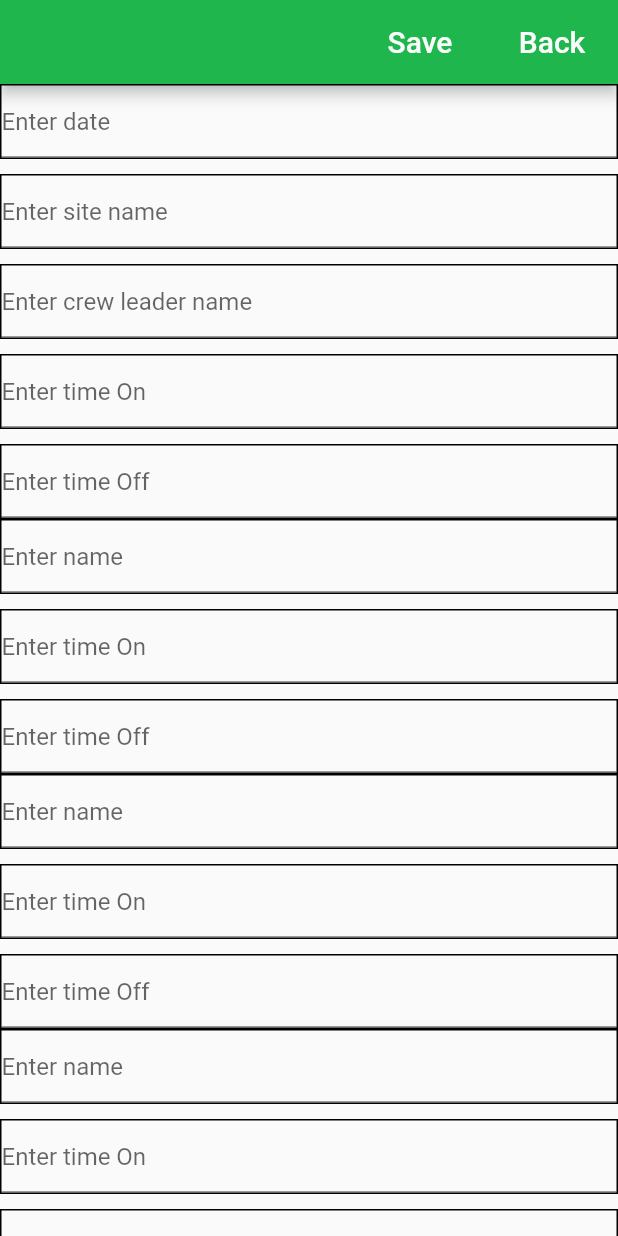
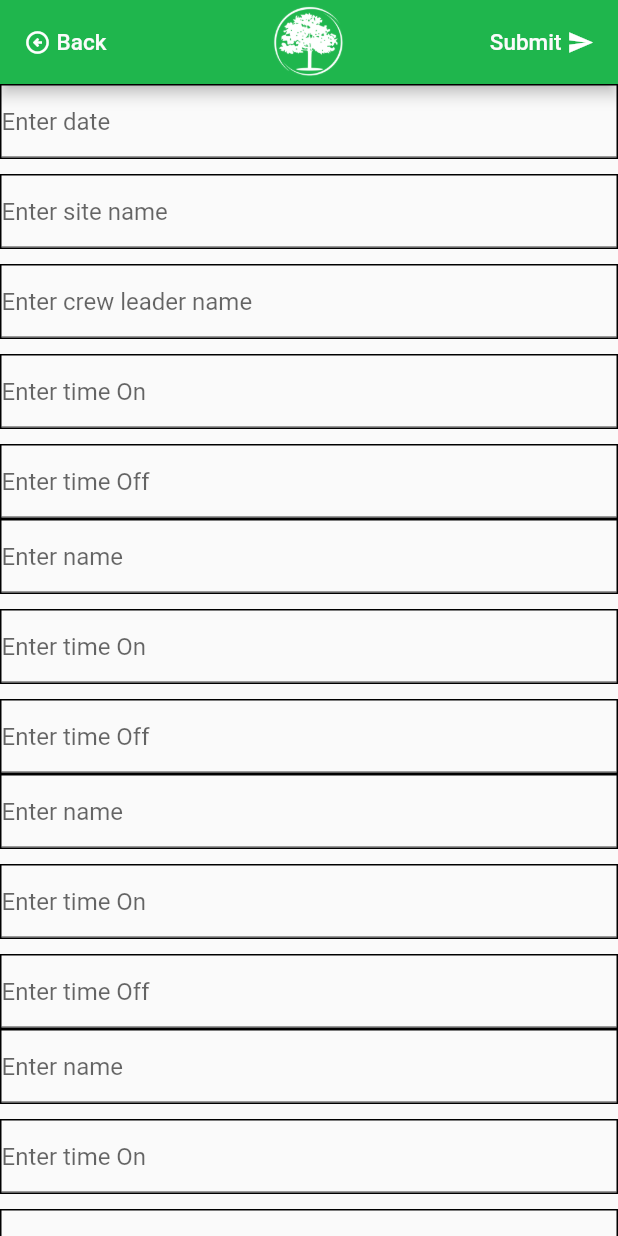
Before and after one commit to T-Pirozzini/Gemini-Landscaping-Flutter-App, a Flutter app: the screen it shows after launch, after a tap on the "add" icon, on a phone screen of 412 x 824 dp. Run offline on Flutter 3.47's test engine with Material 2 defaults, Android fonts, the phone set to English and light mode, and no system bars; our stand-ins replace cloud_firestore, firebase_core, pdf, printing; accounts and stored records are empty.

Commit message:
update add report app bar - add icons - images and relevent text

```diff
--- a/lib/addNote.dart
+++ b/lib/addReport.dart
@@ -3,7 +3,7 @@ import 'package:flutter/material.dart';
 
 import 'main.dart';
 
-class addnote extends StatelessWidget {
+class AddReport extends StatelessWidget {
   TextEditingController date = TextEditingController();
   TextEditingController siteName = TextEditingController();
   TextEditingController team1 = TextEditingController();
@@ -28,6 +28,29 @@ class addnote extends StatelessWidget {
     return Scaffold(
       appBar: AppBar(
         backgroundColor: Color.fromARGB(255, 31, 182, 77),
+        leading: MaterialButton(
+          onPressed: () {
+            Navigator.pushReplacement(
+                context, MaterialPageRoute(builder: (_) => Home()));
+          },
+          child: Row(
+            children: [
+              Icon(Icons.arrow_circle_left_outlined,
+                  color: Colors.white, size: 18),
+              Text(
+                " Back",
+                style: TextStyle(
+                  fontSize: 15,
+                  color: Color.fromARGB(255, 251, 251, 251),
+                ),
+              ),
+            ],
+          ),
+        ),
+        leadingWidth: 100,
+        title: Image.asset("assets/gemini-icon-transparent.png",
+            color: Colors.white, fit: BoxFit.contain, height: 50),
+        centerTitle: true,
         actions: [
           MaterialButton(
             onPressed: () {
@@ -51,25 +74,21 @@ class addnote extends StatelessWidget {
                     context, MaterialPageRoute(builder: (_) => Home()));
               });
             },
-            child: Text(
-              "Save",
-              style: TextStyle(
-                fontSize: 20,
-                color: Color.fromARGB(255, 251, 251, 251),
-              ),
-            ),
-          ),
-          MaterialButton(
-            onPressed: () {
-              Navigator.pushReplacement(
-                  context, MaterialPageRoute(builder: (_) => Home()));
-            },
-            child: Text(
-              "Back",
-              style: TextStyle(
-                fontSize: 20,
-                color: Color.fromARGB(255, 251, 251, 251),
-              ),
+            child: Row(
+              children: [
+                Text(
+                  "Submit ",
+                  style: TextStyle(
+                    fontSize: 15,
+                    color: Color.fromARGB(255, 251, 251, 251),
+                  ),
+                ),
+                Icon(
+                  Icons.send,
+                  color: Colors.white,
+                  size: 18,
+                ),
+              ],
             ),
           ),
         ],
--- a/lib/main.dart
+++ b/lib/main.dart
@@ -2,7 +2,7 @@ import 'package:cloud_firestore/cloud_firestore.dart';
 import 'package:firebase_core/firebase_core.dart';
 import 'package:flutter/material.dart';
 
-import 'addnote.dart';
+import 'addReport.dart';
 import 'editnote.dart';
 
 void main() async {
@@ -47,7 +47,7 @@ class _HomeState extends State<Home> {
         backgroundColor: Color.fromARGB(255, 31, 182, 77),
         onPressed: () {
           Navigator.pushReplacement(
-              context, MaterialPageRoute(builder: (_) => addnote()));
+              context, MaterialPageRoute(builder: (_) => AddReport()));
         },
         child: Icon(
           Icons.add,
```
Also changed, not shown: assets/gemini-icon-transparent.png (added), assets/gemini_icon.jpg (added), assets/gemini_transparent.png (added).
